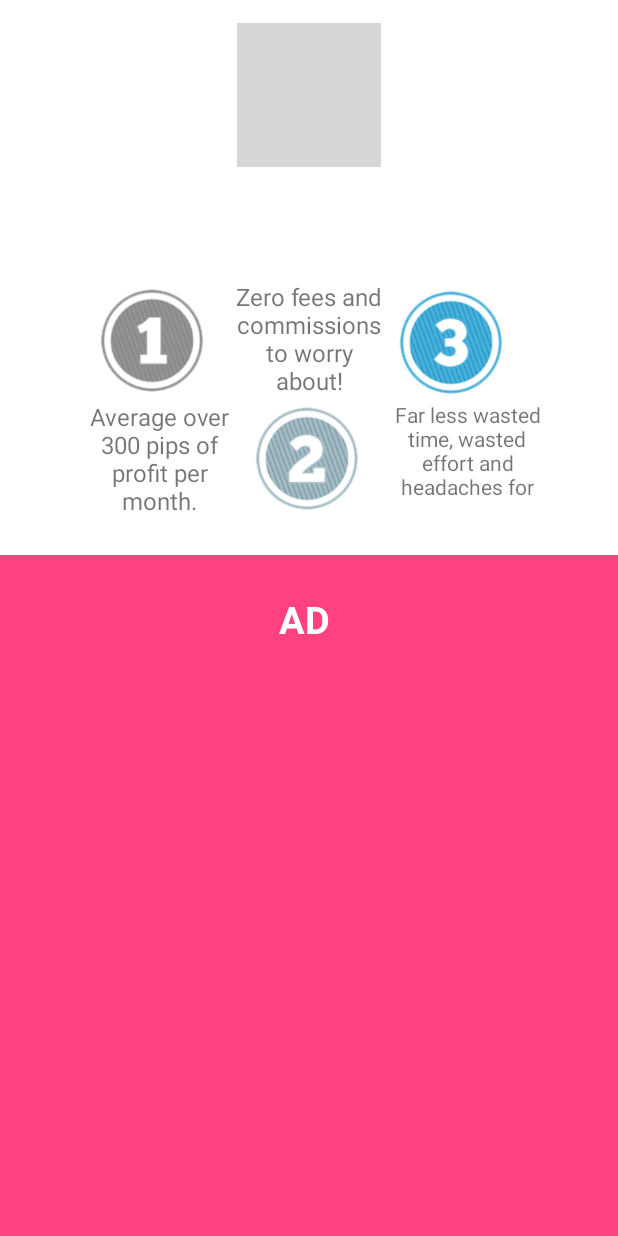
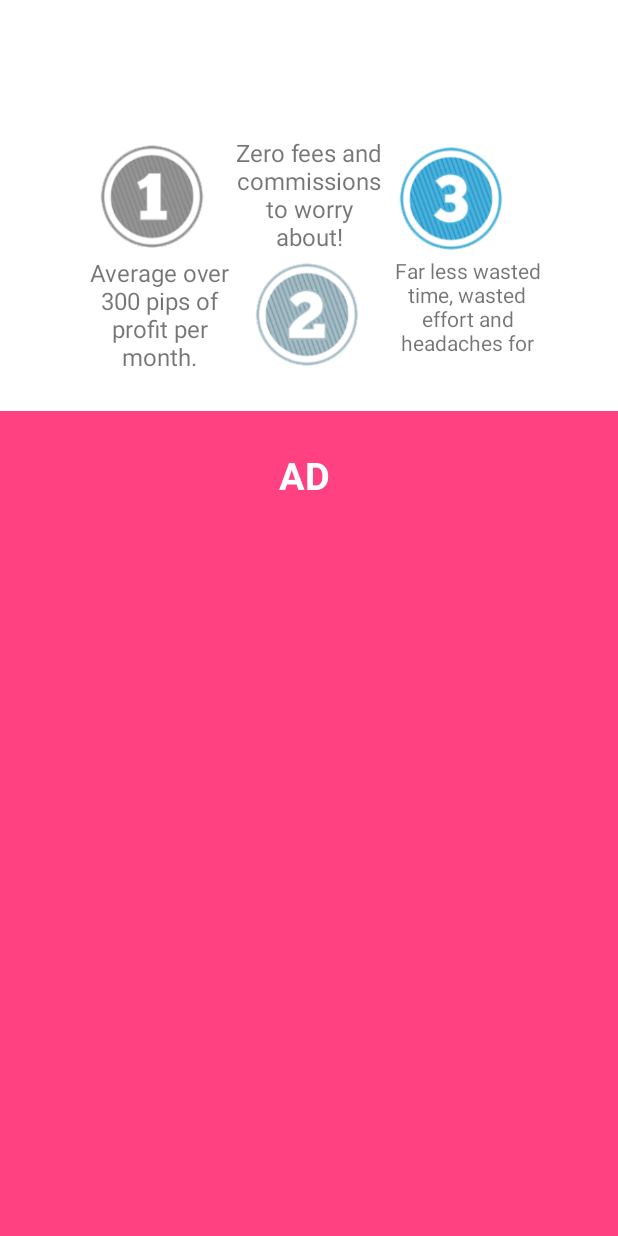
Before and after one commit to tvruikuzui/Shark-Tips, an Android app: the fragment MainHome shown on its own in the app's theme, on a phone screen of 412 x 824 dp. Run offline under Robolectric (Android 15) with nearby library versions, the phone set to English and light mode, and no system bars; grey boxes are pictures that could not be loaded.

Commit message:
xml in signal

```diff
--- a/Shark-Tips/SharkTips/app/src/main/res/layout/fragment_main_home.xml
+++ b/Shark-Tips/SharkTips/app/src/main/res/layout/fragment_main_home.xml
@@ -11,7 +11,6 @@
     android:layout_marginTop="15dp"
     android:layout_gravity="center_horizontal"
     android:id="@+id/imgGif"
-    android:src="@drawable/six"
     android:layout_width="wrap_content"
     android:layout_height="wrap_content" />
 
```
Also changed, not shown: Shark-Tips/SharkTips/app/src/main/java/shark_tips/com/sharktips/MainHome.java (+0 -7 lines).
